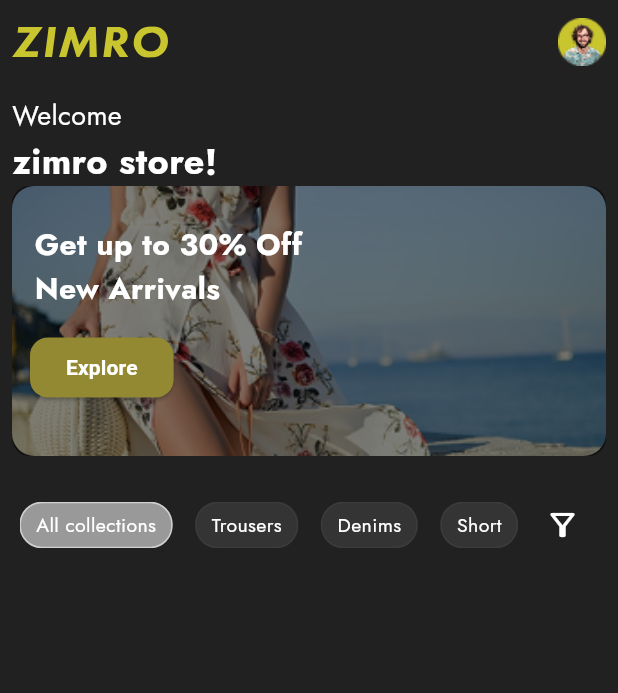
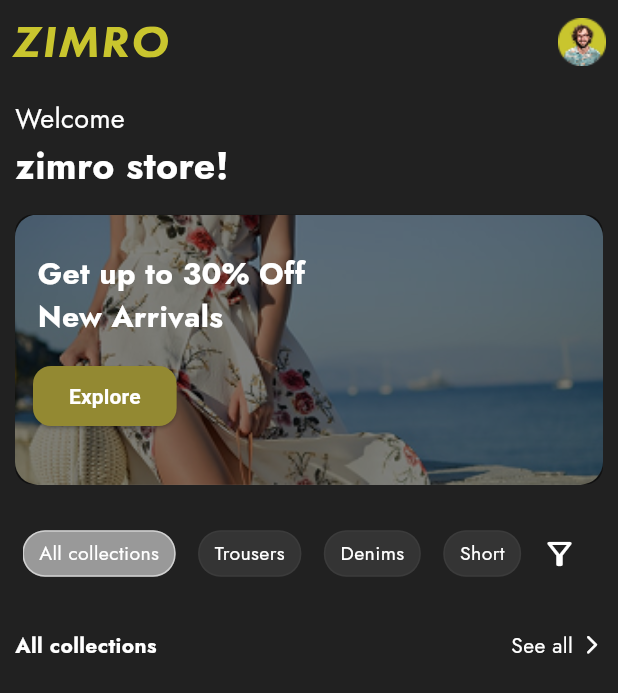
Before and after one commit to Mostafaghozy/fashion_App, a Flutter app: the screen it shows after launch, on a phone screen of 412 x 824 dp. Shown: the top 693 px of the screen. Run offline on Flutter 3.47's test engine with Material 3 defaults, Android fonts, the phone set to English and light mode, and no system bars; our stand-ins replace flutter_svg, google_sign_in.

Commit message:
continue_home_screen

```diff
--- a/lib/Ui/screens/home/homeScreen.dart
+++ b/lib/Ui/screens/home/homeScreen.dart
@@ -1,3 +1,4 @@
+import 'package:e_commerce/Ui/screens/auth/loginScreen.dart';
 import 'package:e_commerce/Ui/widgets/CollectionsFilterBar.dart';
 import 'package:e_commerce/Ui/widgets/ContainerCustomWidget.dart';
 import 'package:e_commerce/Ui/widgets/appbarCustomWidget.dart';
@@ -11,7 +12,7 @@ class HomeScreen extends StatelessWidget {
     return Scaffold(
       appBar: AppBarCustomWidget(),
       body: Padding(
-        padding: const EdgeInsets.all(8.0),
+        padding: const EdgeInsets.all(10),
         child: Column(
           // mainAxisAlignment: MainAxisAlignment.start,
           crossAxisAlignment: CrossAxisAlignment.start,
@@ -19,11 +20,37 @@ class HomeScreen extends StatelessWidget {
             Text("Welcome", style: TextStyle(fontSize: 18)),
             Text(
               "zimro store!",
-              style: const TextStyle(fontWeight: FontWeight.bold, fontSize: 24),
+              style: const TextStyle(fontWeight: FontWeight.bold, fontSize: 25),
             ),
+            SizedBox(height: 15),
             ContainerCustomWidget(),
             SizedBox(height: 10),
             CollectionsFilterBar(),
+            SizedBox(height: 15),
+            Row(
+              children: [
+                Text(
+                  "All collections",
+                  style: TextStyle(fontWeight: FontWeight.bold),
+                ),
+                Spacer(),
+                GestureDetector(
+                  onTap: () {
+                    // Navigator.push(
+                    //   context,
+                    //   MaterialPageRoute(builder: (context) => ()),
+                    // );
+                  },
+                  child: Row(
+                    children: [
+                      Text("See all"),
+                      SizedBox(width: 5),
+                      Icon(Icons.arrow_forward_ios_rounded, size: 15),
+                    ],
+                  ),
+                ),
+              ],
+            ),
           ],
         ),
       ),
--- a/lib/Ui/widgets/CollectionsFilterBar.dart
+++ b/lib/Ui/widgets/CollectionsFilterBar.dart
@@ -20,7 +20,7 @@ class _CollectionsFilterBarState extends State<CollectionsFilterBar> {
   @override
   Widget build(BuildContext context) {
     return Container(
-      color: Colors.transparent, // الخلفية زي الصورة
+      color: Colors.transparent,
       padding: const EdgeInsets.symmetric(horizontal: 5, vertical: 12),
       child: Row(
         mainAxisAlignment: MainAxisAlignment.spaceBetween,
```
